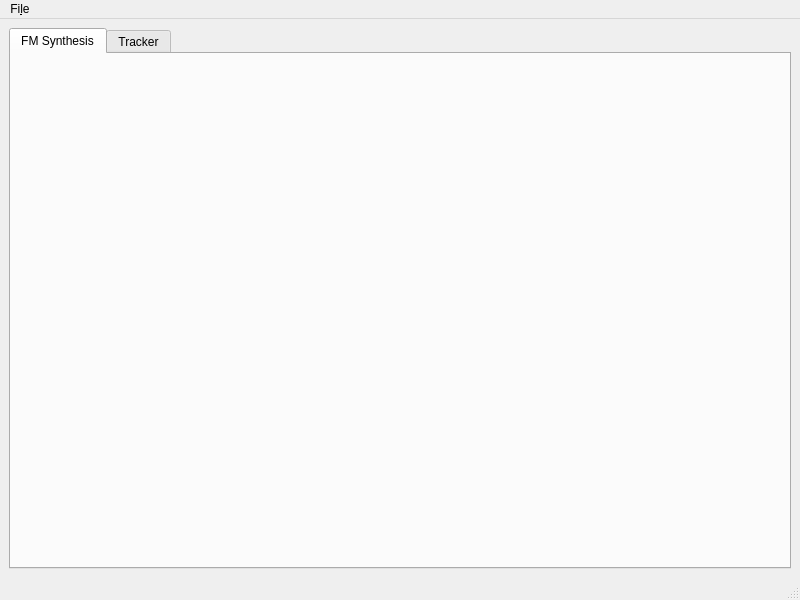
Before: the Qt Designer form MainWindow.ui in LeStahL/OpenSSMT, drawn with Qt 5.
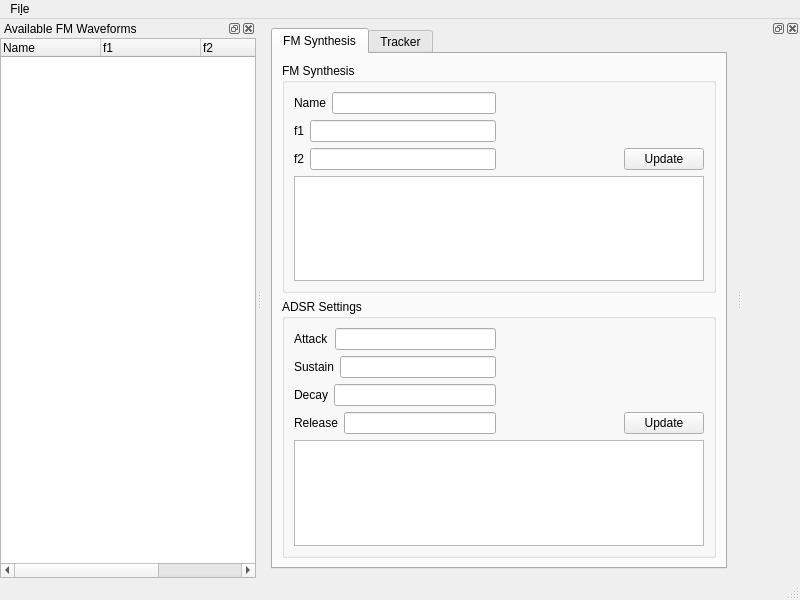
After: the same form once the commit is applied.

Commit message:
added widgets in designer for the fm synthesis
	modified:   ../MainWindow.ui

The edit to the form file:
```diff
--- a/MainWindow.ui
+++ b/MainWindow.ui
@@ -24,6 +24,186 @@
        <attribute name="title">
         <string>FM Synthesis</string>
        </attribute>
+       <layout class="QVBoxLayout" name="verticalLayout_3">
+        <item>
+         <widget class="QGroupBox" name="groupBox">
+          <property name="title">
+           <string>FM Synthesis</string>
+          </property>
+          <layout class="QVBoxLayout" name="verticalLayout_4">
+           <item>
+            <layout class="QGridLayout" name="gridLayout">
+             <item row="1" column="0">
+              <layout class="QHBoxLayout" name="horizontalLayout_2">
+               <item>
+                <widget class="QLabel" name="label_2">
+                 <property name="text">
+                  <string>f1</string>
+                 </property>
+                </widget>
+               </item>
+               <item>
+                <widget class="QLineEdit" name="lineEdit_2"/>
+               </item>
+              </layout>
+             </item>
+             <item row="0" column="0">
+              <layout class="QHBoxLayout" name="horizontalLayout">
+               <item>
+                <widget class="QLabel" name="label">
+                 <property name="text">
+                  <string>Name</string>
+                 </property>
+                </widget>
+               </item>
+               <item>
+                <widget class="QLineEdit" name="lineEdit"/>
+               </item>
+              </layout>
+             </item>
+             <item row="2" column="0">
+              <layout class="QHBoxLayout" name="horizontalLayout_5">
+               <item>
+                <widget class="QLabel" name="label_5">
+                 <property name="text">
+                  <string>f2</string>
+                 </property>
+                </widget>
+               </item>
+               <item>
+                <widget class="QLineEdit" name="lineEdit_5"/>
+               </item>
+              </layout>
+             </item>
+             <item row="2" column="1">
+              <layout class="QHBoxLayout" name="horizontalLayout_6">
+               <item>
+                <spacer name="horizontalSpacer">
+                 <property name="orientation">
+                  <enum>Qt::Horizontal</enum>
+                 </property>
+                 <property name="sizeHint" stdset="0">
+                  <size>
+                   <width>40</width>
+                   <height>20</height>
+                  </size>
+                 </property>
+                </spacer>
+               </item>
+               <item>
+                <widget class="QPushButton" name="pushButton">
+                 <property name="text">
+                  <string>Update</string>
+                 </property>
+                </widget>
+               </item>
+              </layout>
+             </item>
+            </layout>
+           </item>
+           <item>
+            <widget class="QGraphicsView" name="graphicsView"/>
+           </item>
+          </layout>
+         </widget>
+        </item>
+        <item>
+         <widget class="QGroupBox" name="groupBox_2">
+          <property name="title">
+           <string>ADSR Settings</string>
+          </property>
+          <layout class="QVBoxLayout" name="verticalLayout_5">
+           <item>
+            <layout class="QGridLayout" name="gridLayout_4">
+             <item row="0" column="0">
+              <layout class="QHBoxLayout" name="horizontalLayout_12">
+               <item>
+                <widget class="QLabel" name="label_10">
+                 <property name="text">
+                  <string>Attack</string>
+                 </property>
+                </widget>
+               </item>
+               <item>
+                <widget class="QLineEdit" name="lineEdit_10"/>
+               </item>
+              </layout>
+             </item>
+             <item row="1" column="0">
+              <layout class="QHBoxLayout" name="horizontalLayout_11">
+               <item>
+                <widget class="QLabel" name="label_9">
+                 <property name="text">
+                  <string>Sustain</string>
+                 </property>
+                </widget>
+               </item>
+               <item>
+                <widget class="QLineEdit" name="lineEdit_9"/>
+               </item>
+              </layout>
+             </item>
+             <item row="3" column="0">
+              <layout class="QHBoxLayout" name="horizontalLayout_13">
+               <item>
+                <widget class="QLabel" name="label_11">
+                 <property name="text">
+                  <string>Release</string>
+                 </property>
+                </widget>
+               </item>
+               <item>
+                <widget class="QLineEdit" name="lineEdit_11"/>
+               </item>
+              </layout>
+             </item>
+             <item row="2" column="0">
+              <layout class="QHBoxLayout" name="horizontalLayout_14">
+               <item>
+                <widget class="QLabel" name="label_12">
+                 <property name="text">
+                  <string>Decay</string>
+                 </property>
+                </widget>
+               </item>
+               <item>
+                <widget class="QLineEdit" name="lineEdit_12"/>
+               </item>
+              </layout>
+             </item>
+             <item row="3" column="1">
+              <layout class="QHBoxLayout" name="horizontalLayout_16">
+               <item>
+                <spacer name="horizontalSpacer_4">
+                 <property name="orientation">
+                  <enum>Qt::Horizontal</enum>
+                 </property>
+                 <property name="sizeHint" stdset="0">
+                  <size>
+                   <width>40</width>
+                   <height>20</height>
+                  </size>
+                 </property>
+                </spacer>
+               </item>
+               <item>
+                <widget class="QPushButton" name="pushButton_4">
+                 <property name="text">
+                  <string>Update</string>
+                 </property>
+                </widget>
+               </item>
+              </layout>
+             </item>
+            </layout>
+           </item>
+           <item>
+            <widget class="QGraphicsView" name="graphicsView_2"/>
+           </item>
+          </layout>
+         </widget>
+        </item>
+       </layout>
       </widget>
       <widget class="QWidget" name="tab_2">
        <attribute name="title">
@@ -51,6 +231,75 @@
    <addaction name="menuFile"/>
   </widget>
   <widget class="QStatusBar" name="statusbar"/>
+  <widget class="QDockWidget" name="dockWidget">
+   <property name="windowTitle">
+    <string>Available FM Waveforms</string>
+   </property>
+   <attribute name="dockWidgetArea">
+    <number>1</number>
+   </attribute>
+   <widget class="QWidget" name="dockWidgetContents_3">
+    <layout class="QVBoxLayout" name="verticalLayout_2">
+     <property name="leftMargin">
+      <number>0</number>
+     </property>
+     <property name="topMargin">
+      <number>0</number>
+     </property>
+     <property name="rightMargin">
+      <number>0</number>
+     </property>
+     <property name="bottomMargin">
+      <number>0</number>
+     </property>
+     <item>
+      <widget class="QTreeWidget" name="treeWidget">
+       <property name="sizePolicy">
+        <sizepolicy hsizetype="Preferred" vsizetype="Expanding">
+         <horstretch>0</horstretch>
+         <verstretch>0</verstretch>
+        </sizepolicy>
+       </property>
+       <property name="baseSize">
+        <size>
+         <width>400</width>
+         <height>0</height>
+        </size>
+       </property>
+       <property name="midLineWidth">
+        <number>1</number>
+       </property>
+       <column>
+        <property name="text">
+         <string>Name</string>
+        </property>
+       </column>
+       <column>
+        <property name="text">
+         <string>f1</string>
+        </property>
+       </column>
+       <column>
+        <property name="text">
+         <string>f2</string>
+        </property>
+       </column>
+       <column>
+        <property name="text">
+         <string>Waveform</string>
+        </property>
+       </column>
+      </widget>
+     </item>
+    </layout>
+   </widget>
+  </widget>
+  <widget class="QDockWidget" name="dockWidget_2">
+   <attribute name="dockWidgetArea">
+    <number>2</number>
+   </attribute>
+   <widget class="QWidget" name="dockWidgetContents"/>
+  </widget>
  </widget>
  <resources/>
  <connections/>
```
